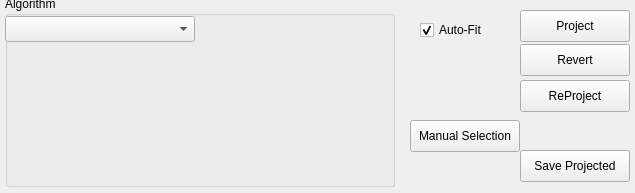
b4silio/MLDemos, file MLDemos/optsProject.ui: the form before one commit.
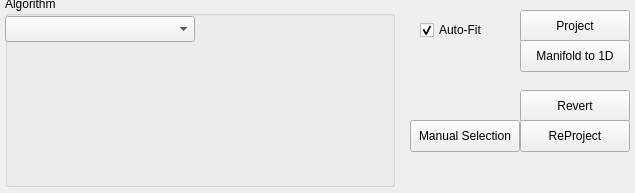
The form after the commit.

Commit message: v0.4.9 ADDED: 3D Viewer (opengl) to the canvas display types ADDED: Rotation, Zooming and (buggy) Panning of 3D viewer ADDED: 3D Viewer virtual primitives to all algorithms ADDED: 3D display for GMM ADDED: Spray Drawing of samples in 3D ADDED: Swiss Roll generator in 3D UPDATED: the included version of DLib ADDED: Sammon Projections ADDED: Growing Hierarchical Self Organizing Maps (GHSOM) ADDED: Manifold display for projections (does not project data, only displays the projection results in the original space) ADDED: 3D display for GHSOM

The edit to the form file:
```diff
--- a/MLDemos/optsProject.ui
+++ b/MLDemos/optsProject.ui
@@ -47,7 +47,7 @@
    <property name="geometry">
     <rect>
      <x>520</x>
-     <y>44</y>
+     <y>90</y>
      <width>110</width>
      <height>32</height>
     </rect>
@@ -68,7 +68,7 @@
    <property name="geometry">
     <rect>
      <x>520</x>
-     <y>80</y>
+     <y>120</y>
      <width>110</width>
      <height>32</height>
     </rect>
@@ -172,7 +172,7 @@
    <property name="geometry">
     <rect>
      <x>520</x>
-     <y>150</y>
+     <y>40</y>
      <width>110</width>
      <height>32</height>
     </rect>
@@ -183,7 +183,7 @@
     </font>
    </property>
    <property name="text">
-    <string>Save Projected</string>
+    <string>Manifold to 1D</string>
    </property>
   </widget>
  </widget>
```
Left out of the diff: 5 changed lines with no effect on the pictures. The commit also changes 1052 other files.
